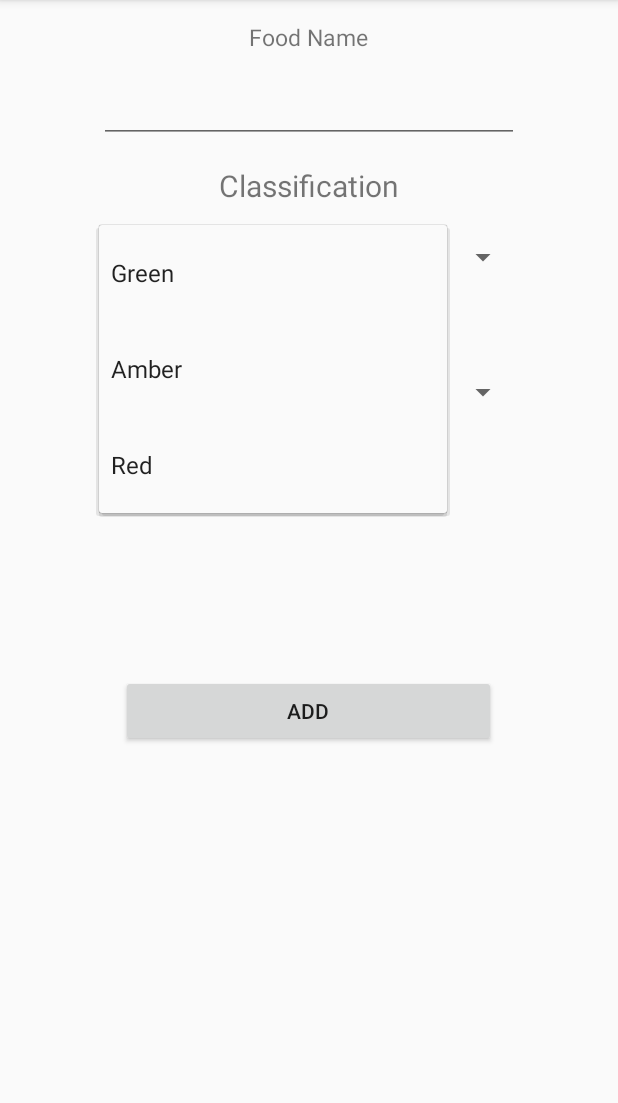
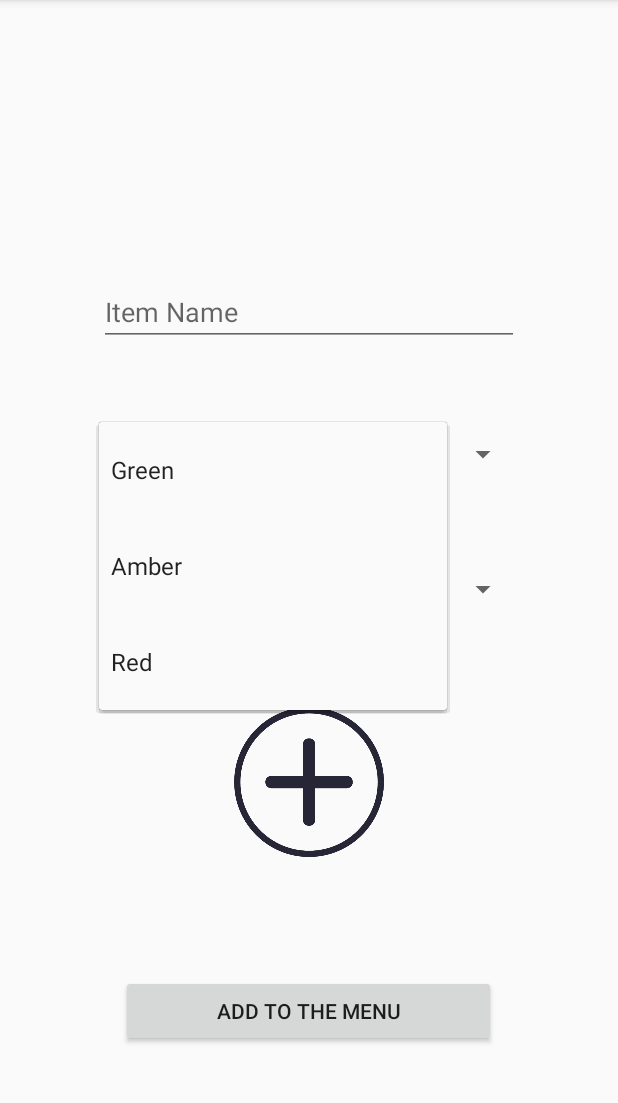
Before and after one commit to PeichenTsou/SalesRecordApp, an Android app: the fragment AddFragment shown on its own in the app's theme, after a tap on "Green", on a phone screen of 412 x 824 dp, the part 84-1187 px from its top. Run offline under Robolectric (Android 15) with nearby library versions, the phone set to English and light mode, and no system bars; 1 other tap on this screen came first.

Commit message:
Listview to Gridview and other adjustments

```diff
--- a/SalesDateApp/app/src/main/java/com/app/fragments/FoodSalesFragment.java
+++ b/SalesDateApp/app/src/main/java/com/app/fragments/FoodSalesFragment.java
@@ -30,7 +30,7 @@ import static android.content.ContentValues.TAG;
 public class FoodSalesFragment extends Fragment {
     private MyDBHelper mDBHelper;
     private List<Map> foodList = new ArrayList<Map>();
-//    ListView foodListView;
+    //    ListView foodListView;
     GridView foodListView;
     static String userid = "";
     View view;
--- a/SalesDateApp/app/src/main/java/com/app/salesdateapp/MainActivity.java
+++ b/SalesDateApp/app/src/main/java/com/app/salesdateapp/MainActivity.java
@@ -42,8 +42,8 @@ public class MainActivity extends AppCompatActivity implements BottomNavigationB
                 .setActiveColor("#008577")
                 .setBarBackgroundColor("#ffffff");
         bottomNavigationBar.addItem(new BottomNavigationItem(R.mipmap.menu, "Menu"))
-                .addItem(new BottomNavigationItem(R.mipmap.count, "Count"))
-                .addItem(new BottomNavigationItem(R.mipmap.print, "Print"))
+                .addItem(new BottomNavigationItem(R.mipmap.count, "Data"))
+                .addItem(new BottomNavigationItem(R.mipmap.print, "Export"))
                 .addItem(new BottomNavigationItem(R.mipmap.add, "Add"))
                 .setFirstSelectedPosition(lastSelectedPosition)
                 .initialise();
--- a/SalesDateApp/app/src/main/res/layout/add_fragment.xml
+++ b/SalesDateApp/app/src/main/res/layout/add_fragment.xml
@@ -7,11 +7,13 @@
 
     <ScrollView
         android:layout_width="match_parent"
-        android:layout_height="match_parent">
+        android:layout_height="match_parent"
+        android:layout_alignParentStart="true"
+        android:layout_alignParentTop="true">
 
         <RelativeLayout
             android:layout_width="match_parent"
-            android:layout_height="match_parent" >
+            android:layout_height="match_parent">
 
 
             <TextView
@@ -19,10 +21,11 @@
                 android:layout_width="wrap_content"
                 android:layout_height="wrap_content"
                 android:layout_alignParentTop="true"
-                android:layout_centerHorizontal="true"
-                android:layout_marginTop="14dp"
-                android:text="Food Name"
-                android:textSize="15dp" />
+                android:layout_marginLeft="140dp"
+                android:layout_marginTop="185dp"
+                android:text=""
+                android:textStyle="bold"
+                android:textSize="20dp" />
 
             <EditText
                 android:id="@+id/editText_foodname"
@@ -30,16 +33,18 @@
                 android:layout_height="wrap_content"
                 android:layout_alignParentTop="true"
                 android:layout_centerHorizontal="true"
-                android:layout_marginTop="50dp"
-                android:ems="10" />
+                android:layout_marginTop="185dp"
+                android:ems="10"
+                android:hint="Item Name"/>
 
             <TextView
                 android:layout_width="wrap_content"
                 android:layout_height="wrap_content"
                 android:layout_alignParentTop="true"
-                android:layout_centerHorizontal="true"
-                android:layout_marginTop="110dp"
-                android:text="Classification"
+                android:layout_marginLeft="130dp"
+                android:layout_marginTop="281dp"
+                android:text=""
+                android:textStyle="bold"
                 android:textSize="20dp" />
 
             <Spinner
@@ -48,15 +53,16 @@
                 android:layout_height="43dp"
                 android:layout_alignParentTop="true"
                 android:layout_centerHorizontal="true"
-                android:layout_marginTop="150dp" />
+                android:layout_marginTop="281dp" />
 
             <TextView
                 android:layout_width="wrap_content"
                 android:layout_height="wrap_content"
                 android:layout_alignParentTop="true"
-                android:layout_centerHorizontal="true"
-                android:layout_marginTop="200dp"
-                android:text="Time"
+                android:layout_marginLeft="160dp"
+                android:layout_marginTop="371dp"
+                android:text=""
+                android:textStyle="bold"
                 android:textSize="20dp" />
 
             <Spinner
@@ -65,15 +71,16 @@
                 android:layout_height="43dp"
                 android:layout_alignParentTop="true"
                 android:layout_centerHorizontal="true"
-                android:layout_marginTop="240dp" />
+                android:layout_marginTop="371dp" />
 
             <TextView
                 android:layout_width="wrap_content"
                 android:layout_height="wrap_content"
+                android:layout_alignLeft="@id/button_add"
+                android:layout_alignStart="@+id/button_add"
                 android:layout_alignParentTop="true"
-                android:layout_centerHorizontal="true"
-                android:layout_marginTop="300dp"
-                android:text="Image"
+                android:layout_marginTop="490dp"
+                android:text=""
                 android:textSize="20dp" />
 
             <ImageView
@@ -82,8 +89,8 @@
                 android:layout_height="100dp"
                 android:layout_alignParentTop="true"
                 android:layout_centerHorizontal="true"
-                android:layout_marginTop="340dp"
-                app:srcCompat="@drawable/ic_launcher_background" />
+                android:layout_marginTop="471dp"
+                app:srcCompat="@drawable/p3" />
 
             <Button
                 android:id="@+id/button_add"
@@ -91,9 +98,9 @@
                 android:layout_height="wrap_content"
                 android:layout_alignParentTop="true"
                 android:layout_centerHorizontal="true"
-                android:layout_marginTop="450dp"
+                android:layout_marginTop="650dp"
                 android:layout_marginBottom="80dp"
-                android:text="Add" />
+                android:text="ADD TO THE MENU" />
         </RelativeLayout>
 
     </ScrollView>
--- a/SalesDateApp/app/src/main/res/layout/food_item.xml
+++ b/SalesDateApp/app/src/main/res/layout/food_item.xml
@@ -6,8 +6,8 @@
 
     <ImageView
         android:id="@+id/fooditem_food_image"
-        android:layout_width="120dp"
-        android:layout_height="120dp"
+        android:layout_width="203dp"
+        android:layout_height="199dp"
         android:layout_gravity="center"
         android:layout_marginTop="10dp"
         android:padding="2dp" />
@@ -19,5 +19,6 @@
         android:layout_gravity="center"
         android:layout_marginTop="5dp"
         android:padding="2dp"
+        android:textSize="25sp"
         />
 </LinearLayout>
--- a/SalesDateApp/app/src/main/res/menu/navigation.xml
+++ b/SalesDateApp/app/src/main/res/menu/navigation.xml
@@ -9,12 +9,12 @@
     <item
         android:id="@+id/navigation_count"
         android:icon="@mipmap/count"
-        android:title="Count" />
+        android:title="Data" />
 
     <item
         android:id="@+id/navigation_print"
         android:icon="@mipmap/print"
-        android:title="Print" />
+        android:title="Export" />
 
     <item
         android:id="@+id/navigation_add"
```
Also changed, not shown: SalesDateApp/app/src/main/res/layout/activity_add_count.xml (+4 -4 lines), SalesDateApp/app/src/main/res/layout/activity_login.xml (+12 -11 lines), SalesDateApp/app/src/main/res/layout/activity_modify_password.xml (+14 -14 lines), SalesDateApp/app/src/main/res/layout/foodsales_fragment.xml (+5 -5 lines), SalesDateApp/app/src/main/java/com/app/adaptors/CountAdaptor.java (line endings or trailing spaces), SalesDateApp/app/src/main/res/drawable/p3.png (added), 1 other file.
